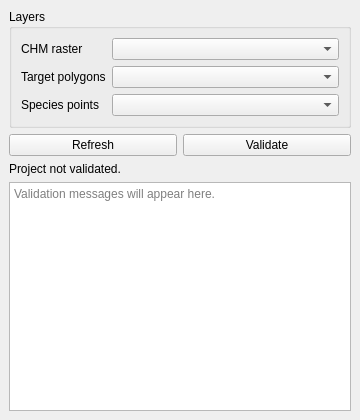
sticholas/forestlabeler, file forest_labeler_dockwidget_base.ui: the form before one commit.
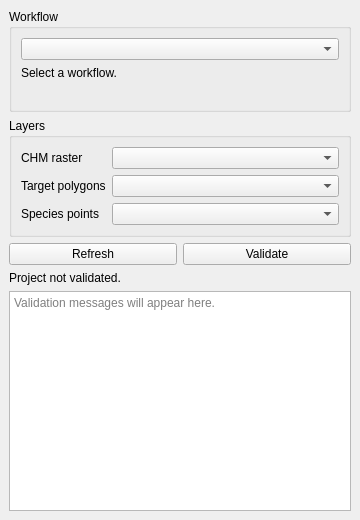
The form after the commit.

Commit message: feat: show workflow registry in dock

```diff
--- a/forest_labeler_dockwidget_base.ui
+++ b/forest_labeler_dockwidget_base.ui
@@ -7,7 +7,7 @@
     <x>0</x>
     <y>0</y>
     <width>360</width>
-    <height>420</height>
+    <height>520</height>
    </rect>
   </property>
   <property name="windowTitle">
@@ -15,6 +15,38 @@
   </property>
   <widget class="QWidget" name="dockWidgetContents">
    <layout class="QVBoxLayout" name="mainLayout">
+    <item>
+     <widget class="QGroupBox" name="workflowGroupBox">
+      <property name="title">
+       <string>Workflow</string>
+      </property>
+      <layout class="QVBoxLayout" name="workflowLayout">
+       <item>
+        <widget class="QComboBox" name="workflowComboBox"/>
+       </item>
+       <item>
+        <widget class="QLabel" name="workflowMaturityLabel">
+         <property name="text">
+          <string>Select a workflow.</string>
+         </property>
+         <property name="wordWrap">
+          <bool>true</bool>
+         </property>
+        </widget>
+       </item>
+       <item>
+        <widget class="QLabel" name="workflowDescriptionLabel">
+         <property name="text">
+          <string/>
+         </property>
+         <property name="wordWrap">
+          <bool>true</bool>
+         </property>
+        </widget>
+       </item>
+      </layout>
+     </widget>
+    </item>
     <item>
      <widget class="QGroupBox" name="layersGroupBox">
       <property name="title">
```
The commit also changes 3 other files.
